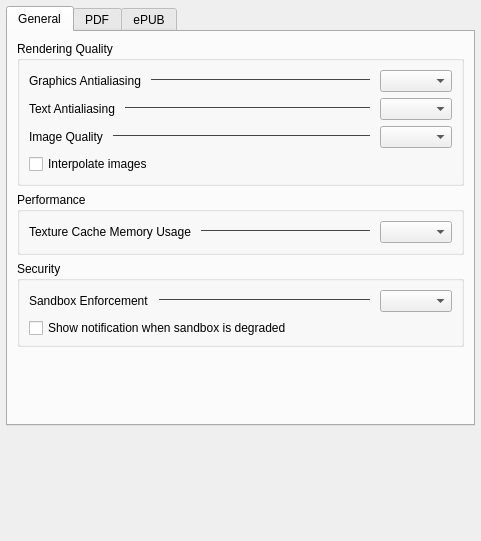
Before: the Qt Designer form src/generator/config/settingswidget.ui in l4rzy/okular-mupdf-ng, drawn with Qt 5.
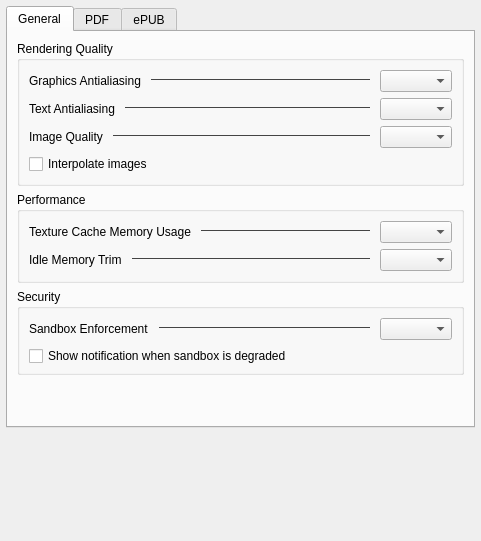
After: the same form once the commit is applied. Custom widgets are drawn as their Qt base class.

Commit message: feat: configure worker idle trim level

What changed in the file:
```diff
--- a/src/generator/config/settingswidget.ui
+++ b/src/generator/config/settingswidget.ui
@@ -205,6 +205,49 @@
             </item>
            </layout>
           </item>
+          <item>
+           <layout class="QHBoxLayout" name="horizontalLayout_trim">
+            <property name="spacing">
+             <number>10</number>
+            </property>
+            <item>
+             <widget class="QLabel" name="labelIdleTrim">
+              <property name="toolTip">
+               <string>How eagerly the worker releases cached memory while idle. Off disables idle trimming.</string>
+              </property>
+              <property name="text">
+               <string>Idle Memory Trim</string>
+              </property>
+             </widget>
+            </item>
+            <item>
+             <widget class="QFrame" name="line_trim">
+              <property name="sizePolicy">
+               <sizepolicy hsizetype="Expanding" vsizetype="Fixed">
+                <horstretch>1</horstretch>
+                <verstretch>0</verstretch>
+               </sizepolicy>
+              </property>
+              <property name="styleSheet">
+               <string notr="true">border: none; border-top: 1px solid #444444;</string>
+              </property>
+              <property name="frameShape">
+               <enum>QFrame::Shape::HLine</enum>
+              </property>
+              <property name="frameShadow">
+               <enum>QFrame::Shadow::Plain</enum>
+              </property>
+             </widget>
+            </item>
+            <item>
+             <widget class="QComboBox" name="kcfg_IdleTrimLevel">
+              <property name="toolTip">
+               <string>How eagerly the worker releases cached memory while idle. Off disables idle trimming.</string>
+              </property>
+             </widget>
+            </item>
+           </layout>
+          </item>
          </layout>
         </widget>
        </item>
```
The commit also changes 19 other files.
